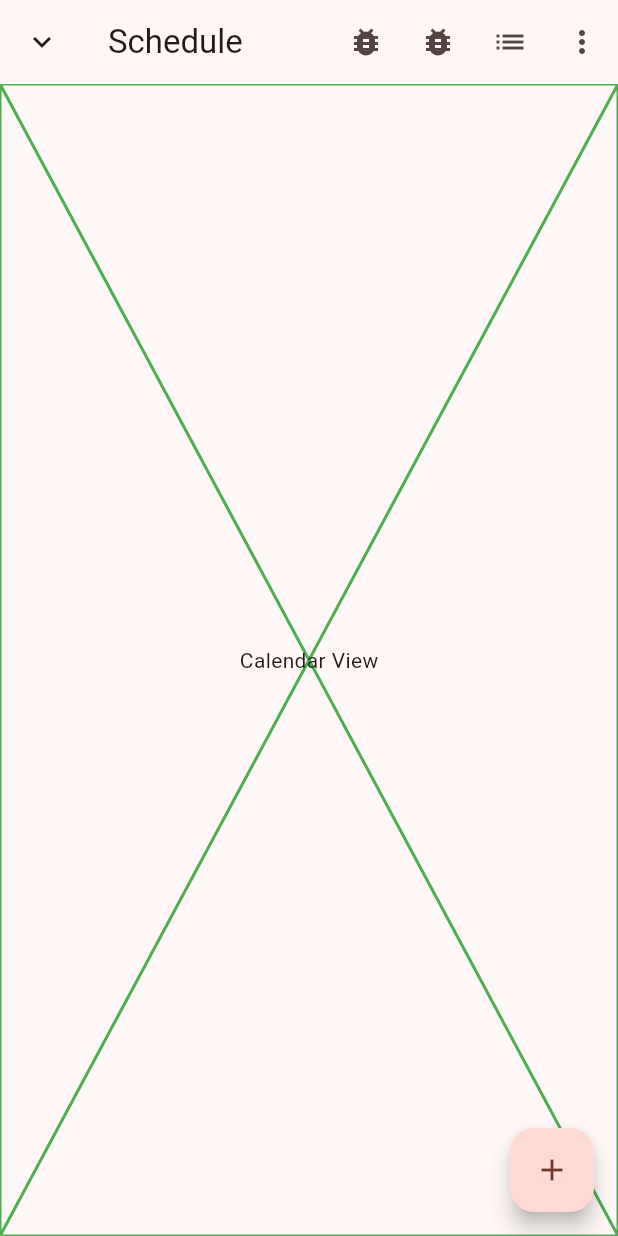
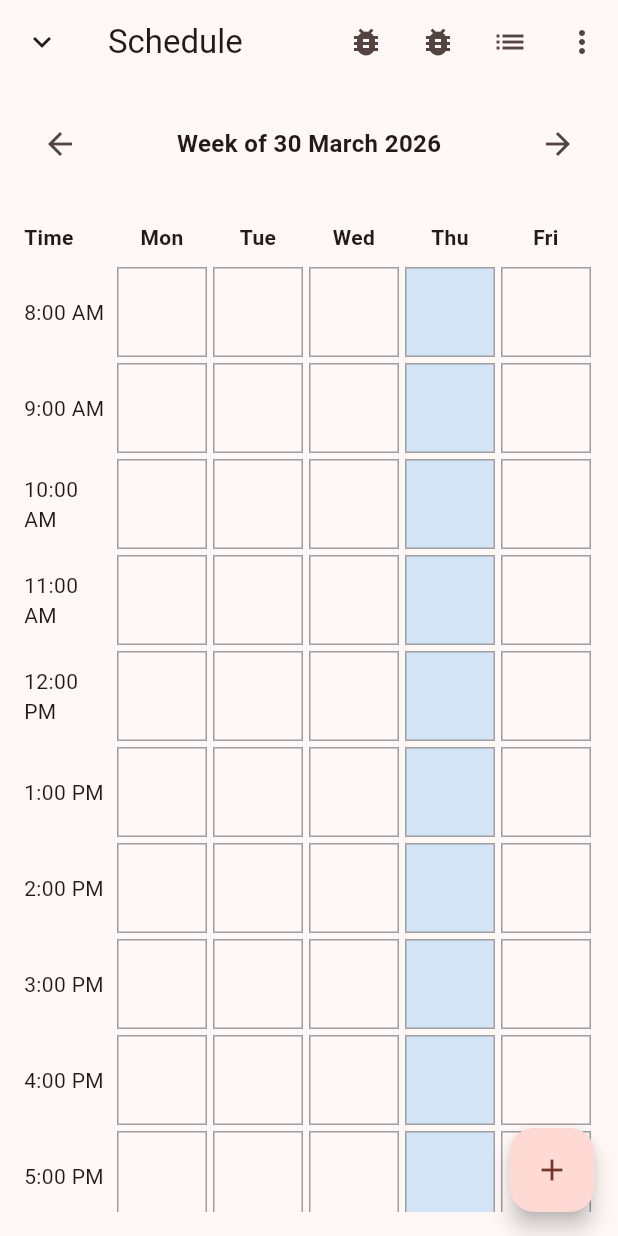
Before and after one commit to NCSU-App-Development-Club/coursepilot, a Flutter app: the screen it shows after launch, on a phone screen of 412 x 824 dp. Run offline on Flutter 3.47's test engine with Material 3 defaults, Android fonts, the phone set to English and light mode, and no system bars; our stand-ins replace dart_mappable, get_it, hive_flutter; accounts and stored records are empty; generated files the repository leaves out were written again.

Commit message:
made very basic static view for calendar view

```diff
--- a/lib/pages/home/views/calendar_view.dart
+++ b/lib/pages/home/views/calendar_view.dart
@@ -1,19 +1,180 @@
 import 'package:flutter/material.dart';
 
-class CalendarView extends StatelessWidget {
+class CalendarView extends StatefulWidget {
   const CalendarView({super.key});
 
-  // TODO: Implement the calendar view using a package like table_calendar or similar.
-  // The package is already added to pubspec.yaml, so you can start integrating it here.
-  // See documentation for table_calendar: https://pub.dev/packages/table_calendar
+  @override
+  State<CalendarView> createState() => _CalendarViewState();
+}
 
-  // Add placeholder content for now to visualize the view in the app.
+class _CalendarViewState extends State<CalendarView> {
+  late DateTime _currentWeekStart;
+  late DateTime _selectedDay;
+
+  final List<String> _times = [
+    '8:00 AM',
+    '9:00 AM',
+    '10:00 AM',
+    '11:00 AM',
+    '12:00 PM',
+    '1:00 PM',
+    '2:00 PM',
+    '3:00 PM',
+    '4:00 PM',
+    '5:00 PM',
+  ];
+
+  @override
+  void initState() {
+    super.initState();
+    _currentWeekStart = _getMonday(DateTime.now());
+    _selectedDay = DateTime.now();
+  }
+
+  DateTime _getMonday(DateTime date) {
+    return date.subtract(Duration(days: date.weekday - 1));
+  }
+
+  void _previousWeek() {
+    setState(() {
+      _currentWeekStart = _currentWeekStart.subtract(const Duration(days: 7));
+    });
+  }
+
+  void _nextWeek() {
+    setState(() {
+      _currentWeekStart = _currentWeekStart.add(const Duration(days: 7));
+    });
+  }
 
   @override
   Widget build(BuildContext context) {
-    return Placeholder(
-      color: Colors.green,
-      child: Center(child: Text('Calendar View')),
+    return Padding(
+      padding: const EdgeInsets.all(16.0),
+      child: Column(
+        children: [
+          Row(
+            mainAxisAlignment: MainAxisAlignment.spaceBetween,
+            children: [
+              IconButton(
+                onPressed: _previousWeek,
+                icon: const Icon(Icons.arrow_back),
+              ),
+              Text(
+                'Week of ${_currentWeekStart.day} ${_getMonthName(_currentWeekStart.month)} ${_currentWeekStart.year}',
+                style: const TextStyle(
+                  fontSize: 16.0,
+                  fontWeight: FontWeight.bold,
+                ),
+              ),
+              IconButton(
+                onPressed: _nextWeek,
+                icon: const Icon(Icons.arrow_forward),
+              ),
+            ],
+          ),
+          const SizedBox(height: 20),
+          Row(
+            children: [
+              SizedBox(
+                width: 60,
+                child: Text(
+                  'Time',
+                  style: TextStyle(fontWeight: FontWeight.bold),
+                ),
+              ),
+              Expanded(
+                child: Row(
+                  children: List.generate(5, (index) {
+                    DateTime day = _currentWeekStart.add(Duration(days: index));
+                    return Expanded(
+                      child: GestureDetector(
+                        onTap: () {
+                          setState(() {
+                            _selectedDay = day;
+                          });
+                        },
+                        child: Container(
+                          padding: EdgeInsets.all(8.0),
+                          child: Text(
+                            _getDayName(day.weekday),
+                            textAlign: TextAlign.center,
+                            style: TextStyle(fontWeight: FontWeight.bold),
+                          ),
+                        ),
+                      ),
+                    );
+                  }),
+                ),
+              ),
+            ],
+          ),
+          Expanded(
+            child: ListView(
+              children: _times.map((time) {
+                return Row(
+                  children: [
+                    SizedBox(
+                      width: 60,
+                      child: Text(time),
+                    ),
+                    Expanded(
+                      child: Row(
+                        children: List.generate(5, (index) {
+                          DateTime day = _currentWeekStart.add(Duration(days: index));
+                          bool isSelected = isSameDay(_selectedDay, day);
+                          return Expanded(
+                            child: Container(
+                              height: 60,
+                              margin: EdgeInsets.all(2.0),
+                              decoration: BoxDecoration(
+                                border: Border.all(color: Colors.grey),
+                                color: isSelected ? Colors.blue.withOpacity(0.2) : Colors.transparent,
+                              ),
+                            ),
+                          );
+                        }),
+                      ),
+                    ),
+                  ],
+                );
+              }).toList(),
+            ),
+          ),
+        ],
+      ),
     );
   }
+
+  String _formatDate(DateTime date) {
+    return '${date.day}/${date.month}/${date.year}';
+  }
+
+  String _getMonthName(int month) {
+    const months = [
+      'January',
+      'February',
+      'March',
+      'April',
+      'May',
+      'June',
+      'July',
+      'August',
+      'September',
+      'October',
+      'November',
+      'December'
+    ];
+    return months[month - 1];
+  }
+
+  String _getDayName(int weekday) {
+    const days = ['Mon', 'Tue', 'Wed', 'Thu', 'Fri'];
+    return days[weekday - 1];
+  }
 }
+
+bool isSameDay(DateTime? a, DateTime? b) {
+  if (a == null || b == null) return false;
+  return a.year == b.year && a.month == b.month && a.day == b.day;
+}
```
Also changed, not shown: pubspec.lock.
